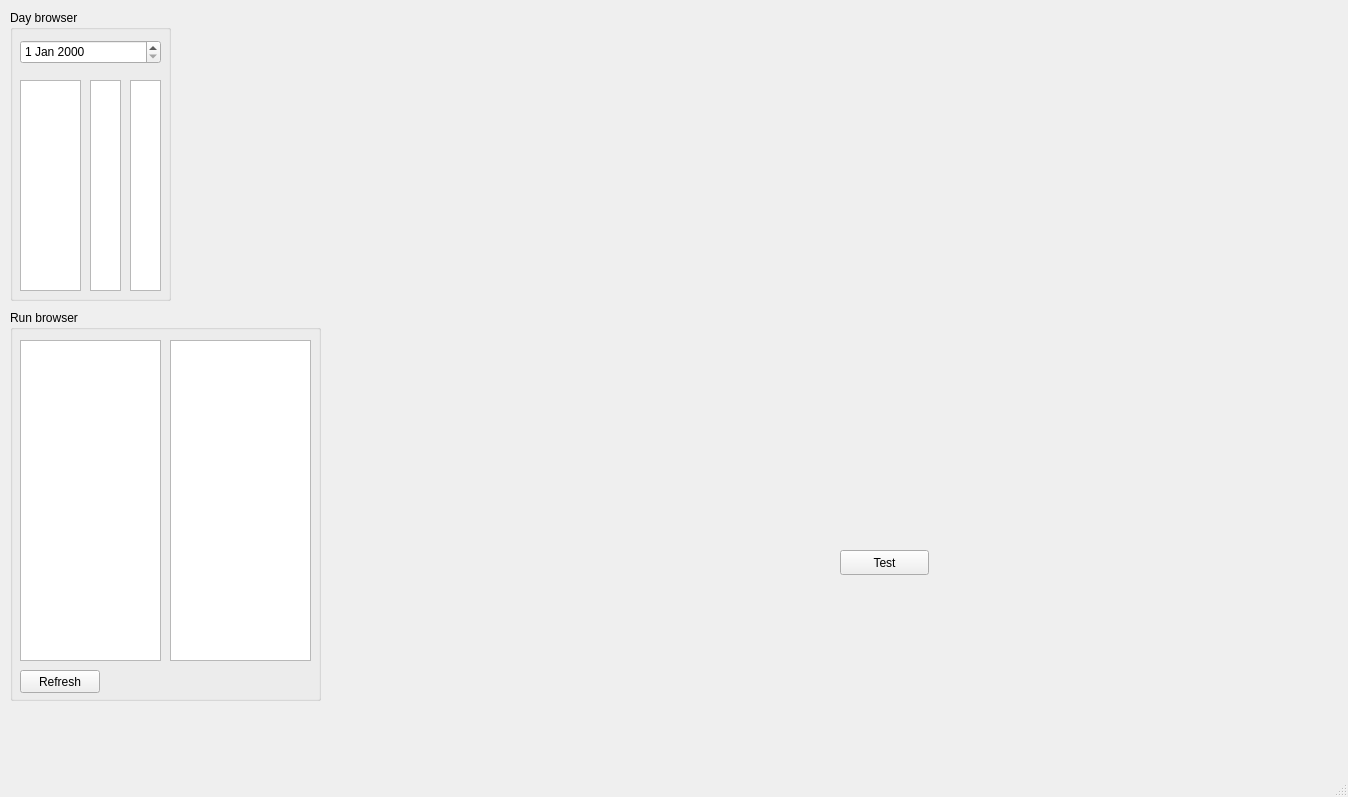
Old version of the form gui/main.ui in the repository adareau/HAL.
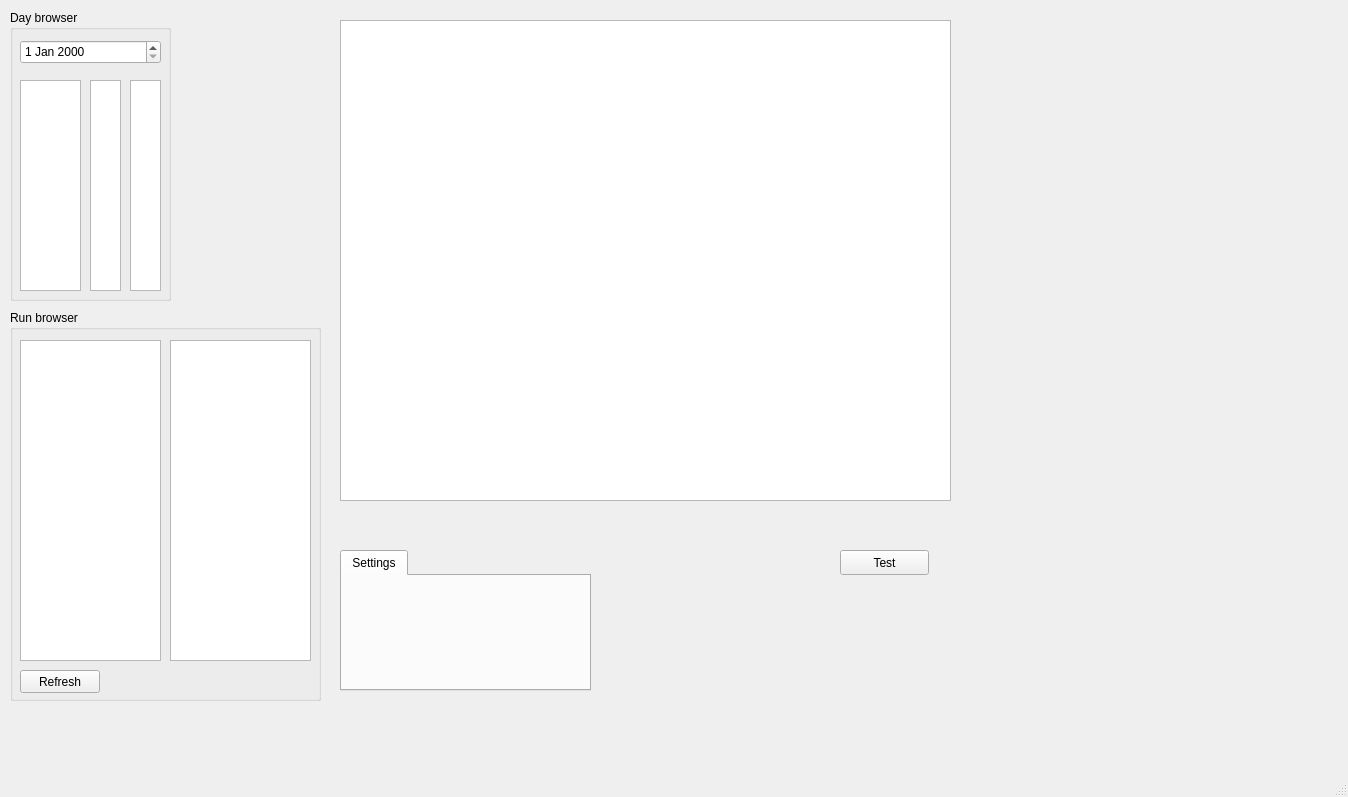
New version of the form. Custom widgets are drawn as their Qt base class.

```diff
--- a/gui/main.ui
+++ b/gui/main.ui
@@ -126,6 +126,34 @@
      </property>
     </widget>
    </widget>
+   <widget class="QTabWidget" name="settingsTabWidget">
+    <property name="geometry">
+     <rect>
+      <x>340</x>
+      <y>550</y>
+      <width>251</width>
+      <height>141</height>
+     </rect>
+    </property>
+    <property name="currentIndex">
+     <number>0</number>
+    </property>
+    <widget class="QWidget" name="tab">
+     <attribute name="title">
+      <string>Settings</string>
+     </attribute>
+    </widget>
+   </widget>
+   <widget class="GraphicsLayoutWidget" name="mainScreen">
+    <property name="geometry">
+     <rect>
+      <x>340</x>
+      <y>20</y>
+      <width>611</width>
+      <height>481</height>
+     </rect>
+    </property>
+   </widget>
   </widget>
   <widget class="QMenuBar" name="menubar">
    <property name="geometry">
@@ -139,6 +167,13 @@
   </widget>
   <widget class="QStatusBar" name="statusbar"/>
  </widget>
+ <customwidgets>
+  <customwidget>
+   <class>GraphicsLayoutWidget</class>
+   <extends>QGraphicsView</extends>
+   <header>pyqtgraph</header>
+  </customwidget>
+ </customwidgets>
  <resources/>
  <connections/>
 </ui>
```
